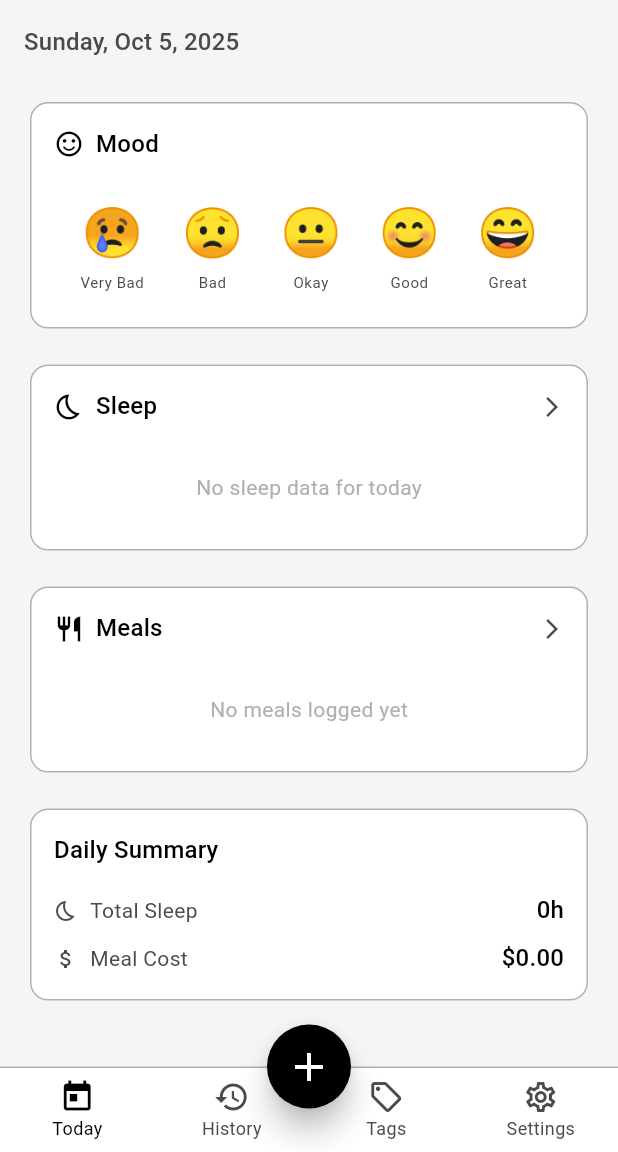
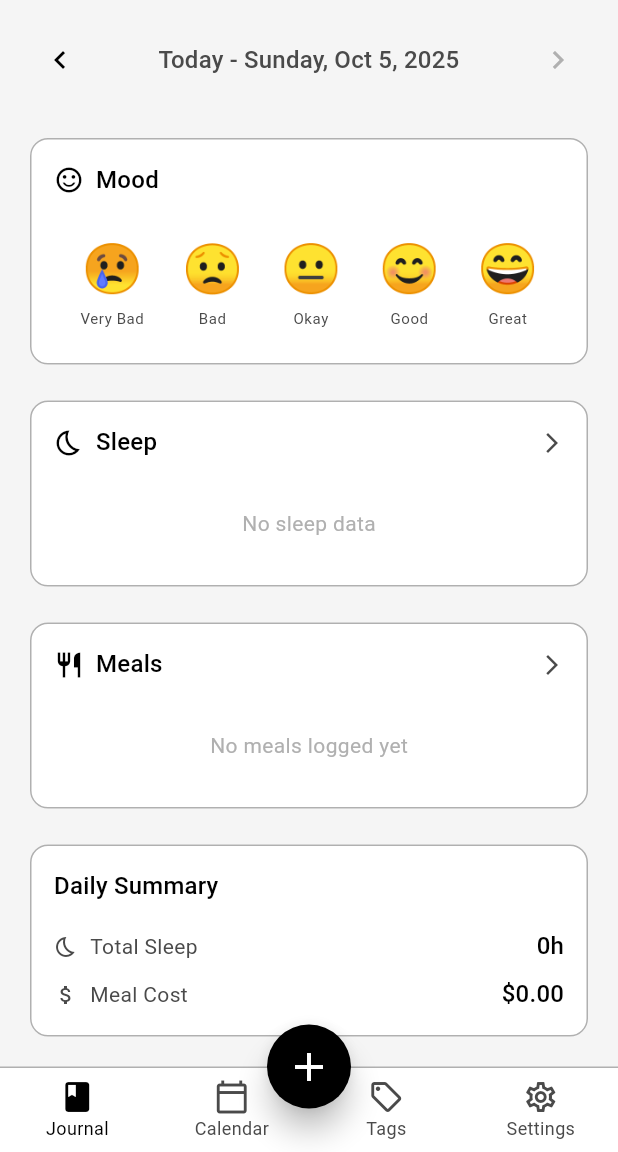
Before and after one commit to NotYuSheng/DailyRhythm, a Flutter app: the screen it shows after launch, on a phone screen of 412 x 824 dp, the part 84-1236 px from its top. Run offline on Flutter 3.47's test engine with Material 3 defaults, Android fonts, the phone set to English and light mode, and no system bars; our stand-ins replace flutter_riverpod, sqflite, sqflite_common_ffi, table_calendar; accounts and stored records are empty.

Commit message:
Add calendar navigation and date swipe functionality
- Implemented calendar view with table_calendar package
- Added date selection in calendar to navigate to specific days
- Converted TodayScreen to support swipeable date navigation
- Added left/right chevron navigation between days
- Blocked future date navigation
- Added "Today" button when viewing past dates
- Renamed "Today" tab to "Journal" with book icon
- Renamed History tab to Calendar
- Added hover effects to calendar days
- Updated providers to support date-based queries with .family
- Fixed date normalization issues for consistent querying

🤖 Generated with [Claude Code](https://claude.com/claude-code)

Co-Authored-By: Claude <noreply@anthropic.com>

```diff
--- a/lib/screens/history_screen.dart
+++ /dev/null
@@ -1,23 +0,0 @@
-import 'package:flutter/material.dart';
-import '../theme/app_theme.dart';
-
-class HistoryScreen extends StatelessWidget {
-  const HistoryScreen({super.key});
-
-  @override
-  Widget build(BuildContext context) {
-    return Scaffold(
-      appBar: AppBar(
-        title: const Text('History'),
-      ),
-      body: Center(
-        child: Text(
-          'History coming soon',
-          style: Theme.of(context).textTheme.bodyLarge?.copyWith(
-                color: AppTheme.rhythmMediumGray,
-              ),
-        ),
-      ),
-    );
-  }
-}
--- a/lib/screens/home_screen.dart
+++ b/lib/screens/home_screen.dart
@@ -1,7 +1,7 @@
 import 'package:flutter/material.dart';
 import '../theme/app_theme.dart';
 import 'today_screen.dart';
-import 'history_screen.dart';
+import 'calendar_screen.dart';
 import 'tags_screen.dart';
 import 'settings_screen.dart';
 import 'add_sleep_screen.dart';
@@ -16,13 +16,21 @@ class HomeScreen extends StatefulWidget {
 
 class _HomeScreenState extends State<HomeScreen> {
   int _currentIndex = 0;
+  DateTime? _selectedDate;
 
-  final List<Widget> _screens = const [
-    TodayScreen(),
-    HistoryScreen(),
-    TagsScreen(),
-    SettingsScreen(),
-  ];
+  List<Widget> get _screens => [
+        TodayScreen(initialDate: _selectedDate),
+        CalendarScreen(
+          onDateSelected: (date) {
+            setState(() {
+              _selectedDate = date;
+              _currentIndex = 0; // Switch to Today tab
+            });
+          },
+        ),
+        const TagsScreen(),
+        const SettingsScreen(),
+      ];
 
   @override
   Widget build(BuildContext context) {
@@ -53,14 +61,14 @@ class _HomeScreenState extends State<HomeScreen> {
           elevation: 0,
           items: const [
             BottomNavigationBarItem(
-              icon: Icon(Icons.today_outlined),
-              activeIcon: Icon(Icons.today),
-              label: 'Today',
+              icon: Icon(Icons.book_outlined),
+              activeIcon: Icon(Icons.book),
+              label: 'Journal',
             ),
             BottomNavigationBarItem(
-              icon: Icon(Icons.history_outlined),
-              activeIcon: Icon(Icons.history),
-              label: 'History',
+              icon: Icon(Icons.calendar_today_outlined),
+              activeIcon: Icon(Icons.calendar_today),
+              label: 'Calendar',
             ),
             BottomNavigationBarItem(
               icon: Icon(Icons.local_offer_outlined),
--- a/lib/screens/today_screen.dart
+++ b/lib/screens/today_screen.dart
@@ -7,39 +7,172 @@ import '../models/mood_entry.dart';
 import 'add_sleep_screen.dart';
 import 'add_meal_screen.dart';
 
-class TodayScreen extends ConsumerWidget {
-  const TodayScreen({super.key});
+class TodayScreen extends ConsumerStatefulWidget {
+  const TodayScreen({super.key, this.initialDate});
+
+  final DateTime? initialDate;
 
   @override
-  Widget build(BuildContext context, WidgetRef ref) {
+  ConsumerState<TodayScreen> createState() => _TodayScreenState();
+}
+
+class _TodayScreenState extends ConsumerState<TodayScreen> {
+  late DateTime _selectedDate;
+  late PageController _pageController;
+  static const int _centerPage = 10000;
+
+  @override
+  void initState() {
+    super.initState();
+    final initialDate = widget.initialDate ?? DateTime.now();
+    _selectedDate = DateTime(initialDate.year, initialDate.month, initialDate.day);
+
+    // Calculate initial page based on selected date
+    final today = DateTime.now();
+    final todayNormalized = DateTime(today.year, today.month, today.day);
+    final daysDifference = _selectedDate.difference(todayNormalized).inDays;
+    _pageController = PageController(initialPage: _centerPage + daysDifference);
+  }
+
+  @override
+  void dispose() {
+    _pageController.dispose();
+    super.dispose();
+  }
+
+  DateTime _getDateForPage(int page) {
+    final today = DateTime.now();
+    final todayNormalized = DateTime(today.year, today.month, today.day);
+    final daysDifference = page - _centerPage;
+    return todayNormalized.add(Duration(days: daysDifference));
+  }
+
+  bool _isToday(DateTime date) {
     final now = DateTime.now();
-    final dateFormat = DateFormat('EEEE, MMM d, yyyy');
+    final dateNormalized = DateTime(date.year, date.month, date.day);
+    final todayNormalized = DateTime(now.year, now.month, now.day);
+    return dateNormalized == todayNormalized;
+  }
 
-    // Watch sleep, meal, and mood entries for today
-    final sleepEntriesAsync = ref.watch(todaySleepEntriesProvider);
-    final mealEntriesAsync = ref.watch(todayMealEntriesProvider);
-    final moodEntryAsync = ref.watch(todayMoodEntryProvider);
+  bool _isFuture(DateTime date) {
+    final now = DateTime.now();
+    final today = DateTime(now.year, now.month, now.day);
+    final dateNormalized = DateTime(date.year, date.month, date.day);
+    return dateNormalized.isAfter(today);
+  }
 
+  void _goToToday() {
+    _pageController.animateToPage(
+      _centerPage,
+      duration: const Duration(milliseconds: 300),
+      curve: Curves.easeInOut,
+    );
+  }
+
+  @override
+  Widget build(BuildContext context) {
     return Scaffold(
       appBar: AppBar(
         title: const Text('LifeRhythm'),
+        actions: [
+          if (!_isToday(_selectedDate))
+            TextButton(
+              onPressed: _goToToday,
+              child: const Text('Today'),
             ),
-      body: SingleChildScrollView(
+        ],
+      ),
+      body: PageView.builder(
+        controller: _pageController,
+        onPageChanged: (page) {
+          final newDate = _getDateForPage(page);
+          // Prevent navigation to future dates
+          if (_isFuture(newDate)) {
+            WidgetsBinding.instance.addPostFrameCallback((_) {
+              _pageController.jumpToPage(page - 1);
+            });
+          } else {
+            setState(() {
+              _selectedDate = newDate;
+            });
+          }
+        },
+        itemBuilder: (context, page) {
+          final date = _getDateForPage(page);
+
+          // Don't render future pages
+          if (_isFuture(date)) {
+            return const SizedBox.shrink();
+          }
+
+          return _buildDayContent(context, date);
+        },
+      ),
+    );
+  }
+
+  Widget _buildDayContent(BuildContext context, DateTime date) {
+    final dateFormat = DateFormat('EEEE, MMM d, yyyy');
+
+    // Normalize the date to start of day for consistent querying
+    final normalizedDate = DateTime(date.year, date.month, date.day);
+
+    // Watch entries for the selected date
+    final sleepEntriesAsync = ref.watch(sleepEntriesProvider(normalizedDate));
+    final mealEntriesAsync = ref.watch(mealEntriesProvider(normalizedDate));
+    final moodEntryAsync = ref.watch(moodEntryProvider(normalizedDate));
+
+    return SingleChildScrollView(
       padding: const EdgeInsets.all(AppTheme.spacePulse3),
       child: Column(
         crossAxisAlignment: CrossAxisAlignment.start,
         children: [
-            // Date Header
-            Text(
-              dateFormat.format(now),
+          // Date Header with Navigation
+          Row(
+            mainAxisAlignment: MainAxisAlignment.spaceBetween,
+            children: [
+              IconButton(
+                icon: const Icon(Icons.chevron_left),
+                onPressed: () {
+                  _pageController.previousPage(
+                    duration: const Duration(milliseconds: 300),
+                    curve: Curves.easeInOut,
+                  );
+                },
+              ),
+              Expanded(
+                child: Center(
+                  child: Text(
+                    _isToday(date) ? 'Today - ${dateFormat.format(date)}' : dateFormat.format(date),
                     style: Theme.of(context).textTheme.titleMedium?.copyWith(
                           color: AppTheme.rhythmMediumGray,
                         ),
+                    textAlign: TextAlign.center,
+                  ),
+                ),
+              ),
+              IconButton(
+                icon: Icon(
+                  Icons.chevron_right,
+                  color: _isFuture(date.add(const Duration(days: 1)))
+                      ? AppTheme.rhythmLightGray
+                      : null,
+                ),
+                onPressed: _isFuture(date.add(const Duration(days: 1)))
+                    ? null
+                    : () {
+                        _pageController.nextPage(
+                          duration: const Duration(milliseconds: 300),
+                          curve: Curves.easeInOut,
+                        );
+                      },
+              ),
+            ],
           ),
           const SizedBox(height: AppTheme.spacePulse4),
 
           // Mood Section
-            _buildMoodCard(context, ref, moodEntryAsync),
+          _buildMoodCard(context, ref, moodEntryAsync, date),
 
           const SizedBox(height: AppTheme.spacePulse3),
 
@@ -175,7 +308,6 @@ class TodayScreen extends ConsumerWidget {
           _buildDailySummary(context, sleepEntriesAsync, mealEntriesAsync),
         ],
       ),
-      ),
     );
   }
 
@@ -220,7 +352,7 @@ class TodayScreen extends ConsumerWidget {
     );
   }
 
-  Widget _buildMoodCard(BuildContext context, WidgetRef ref, AsyncValue moodEntryAsync) {
+  Widget _buildMoodCard(BuildContext context, WidgetRef ref, AsyncValue moodEntryAsync, DateTime date) {
     return Card(
       child: Padding(
         padding: const EdgeInsets.all(AppTheme.spacePulse3),
@@ -243,11 +375,11 @@ class TodayScreen extends ConsumerWidget {
                 return Row(
                   mainAxisAlignment: MainAxisAlignment.spaceEvenly,
                   children: [
-                    _buildMoodButton(context, ref, '😢', 'Very Bad', 1, currentMood?.moodLevel),
-                    _buildMoodButton(context, ref, '😟', 'Bad', 2, currentMood?.moodLevel),
-                    _buildMoodButton(context, ref, '😐', 'Okay', 3, currentMood?.moodLevel),
-                    _buildMoodButton(context, ref, '😊', 'Good', 4, currentMood?.moodLevel),
-                    _buildMoodButton(context, ref, '😄', 'Great', 5, currentMood?.moodLevel),
+                    _buildMoodButton(context, ref, '😢', 'Very Bad', 1, currentMood?.moodLevel, date),
+                    _buildMoodButton(context, ref, '😟', 'Bad', 2, currentMood?.moodLevel, date),
+                    _buildMoodButton(context, ref, '😐', 'Okay', 3, currentMood?.moodLevel, date),
+                    _buildMoodButton(context, ref, '😊', 'Good', 4, currentMood?.moodLevel, date),
+                    _buildMoodButton(context, ref, '😄', 'Great', 5, currentMood?.moodLevel, date),
                   ],
                 );
               },
@@ -255,11 +387,11 @@ class TodayScreen extends ConsumerWidget {
               error: (_, __) => Row(
                 mainAxisAlignment: MainAxisAlignment.spaceEvenly,
                 children: [
-                  _buildMoodButton(context, ref, '😢', 'Very Bad', 1, null),
-                  _buildMoodButton(context, ref, '😟', 'Bad', 2, null),
-                  _buildMoodButton(context, ref, '😐', 'Okay', 3, null),
-                  _buildMoodButton(context, ref, '😊', 'Good', 4, null),
-                  _buildMoodButton(context, ref, '😄', 'Great', 5, null),
+                  _buildMoodButton(context, ref, '😢', 'Very Bad', 1, null, date),
+                  _buildMoodButton(context, ref, '😟', 'Bad', 2, null, date),
+                  _buildMoodButton(context, ref, '😐', 'Okay', 3, null, date),
+                  _buildMoodButton(context, ref, '😊', 'Good', 4, null, date),
+                  _buildMoodButton(context, ref, '😄', 'Great', 5, null, date),
                 ],
               ),
             ),
@@ -276,6 +408,7 @@ class TodayScreen extends ConsumerWidget {
     String label,
     int moodLevel,
     int? currentMoodLevel,
+    DateTime date,
   ) {
     final isSelected = currentMoodLevel == moodLevel;
 
@@ -283,18 +416,18 @@ class TodayScreen extends ConsumerWidget {
       onTap: () async {
         // Save mood to database
         final db = ref.read(databaseProvider);
-        final now = DateTime.now();
+        final normalizedDate = DateTime(date.year, date.month, date.day);
         final entry = MoodEntry(
-          date: now,
-          timestamp: now,
+          date: normalizedDate,
+          timestamp: DateTime.now(),
           moodLevel: moodLevel,
           emoji: emoji,
         );
 
         try {
           await db.createMoodEntry(entry);
-          // Refresh mood data
-          ref.invalidate(todayMoodEntryProvider);
+          // Refresh mood data for this date
+          ref.invalidate(moodEntryProvider(normalizedDate));
 
           if (context.mounted) {
             ScaffoldMessenger.of(context).showSnackBar(
@@ -351,7 +484,7 @@ class TodayScreen extends ConsumerWidget {
   Widget _buildSleepContent(BuildContext context, List entries) {
     if (entries.isEmpty) {
       return const _PlaceholderContent(
-        text: 'No sleep data for today',
+        text: 'No sleep data',
       );
     }
     final entry = entries.first;
--- a/lib/services/providers.dart
+++ b/lib/services/providers.dart
@@ -9,19 +9,35 @@ final databaseProvider = Provider<DatabaseService>((ref) {
   return DatabaseService.instance;
 });
 
-// Sleep entries provider for today
+// Sleep entries provider for a specific date
+final sleepEntriesProvider = FutureProvider.family<List<SleepEntry>, DateTime>((ref, date) async {
+  final db = ref.watch(databaseProvider);
+  return db.getSleepEntriesByDate(date);
+});
+
+// Meal entries provider for a specific date
+final mealEntriesProvider = FutureProvider.family<List<MealEntry>, DateTime>((ref, date) async {
+  final db = ref.watch(databaseProvider);
+  return db.getMealEntriesByDate(date);
+});
+
+// Mood entry provider for a specific date (single mood per day)
+final moodEntryProvider = FutureProvider.family<MoodEntry?, DateTime>((ref, date) async {
+  final db = ref.watch(databaseProvider);
+  return db.getMoodEntryByDate(date);
+});
+
+// Legacy providers for today (for backward compatibility)
 final todaySleepEntriesProvider = FutureProvider<List<SleepEntry>>((ref) async {
   final db = ref.watch(databaseProvider);
   return db.getSleepEntriesByDate(DateTime.now());
 });
 
-// Meal entries provider for today
 final todayMealEntriesProvider = FutureProvider<List<MealEntry>>((ref) async {
   final db = ref.watch(databaseProvider);
   return db.getMealEntriesByDate(DateTime.now());
 });
 
-// Mood entry provider for today (single mood per day)
 final todayMoodEntryProvider = FutureProvider<MoodEntry?>((ref) async {
   final db = ref.watch(databaseProvider);
   return db.getMoodEntryByDate(DateTime.now());
--- a/pubspec.yaml
+++ b/pubspec.yaml
@@ -48,6 +48,7 @@ dependencies:
 
   # UI Components
   flutter_slidable: ^4.0.3
+  table_calendar: ^3.1.2
 
 dev_dependencies:
   flutter_test:
```
Also changed, not shown: lib/screens/calendar_screen.dart (added, +160 -0 lines), pubspec.lock. Lines whose indentation alone changed are shown as unchanged.
